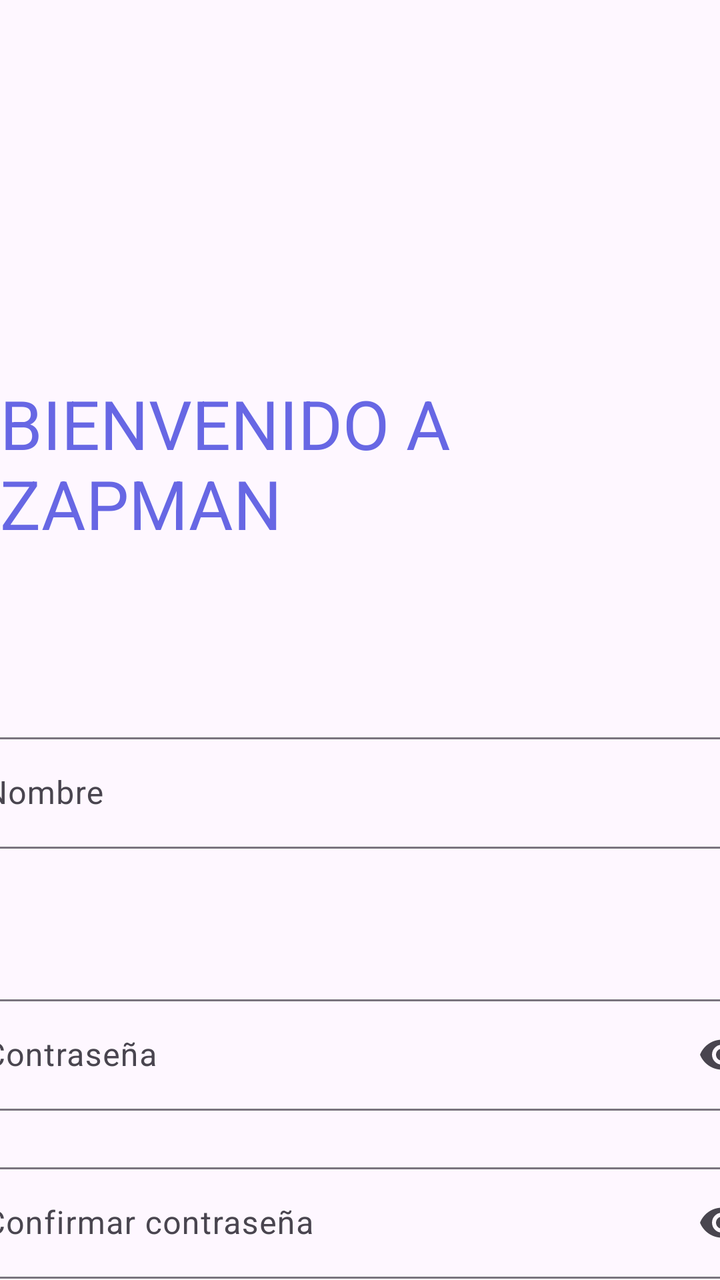
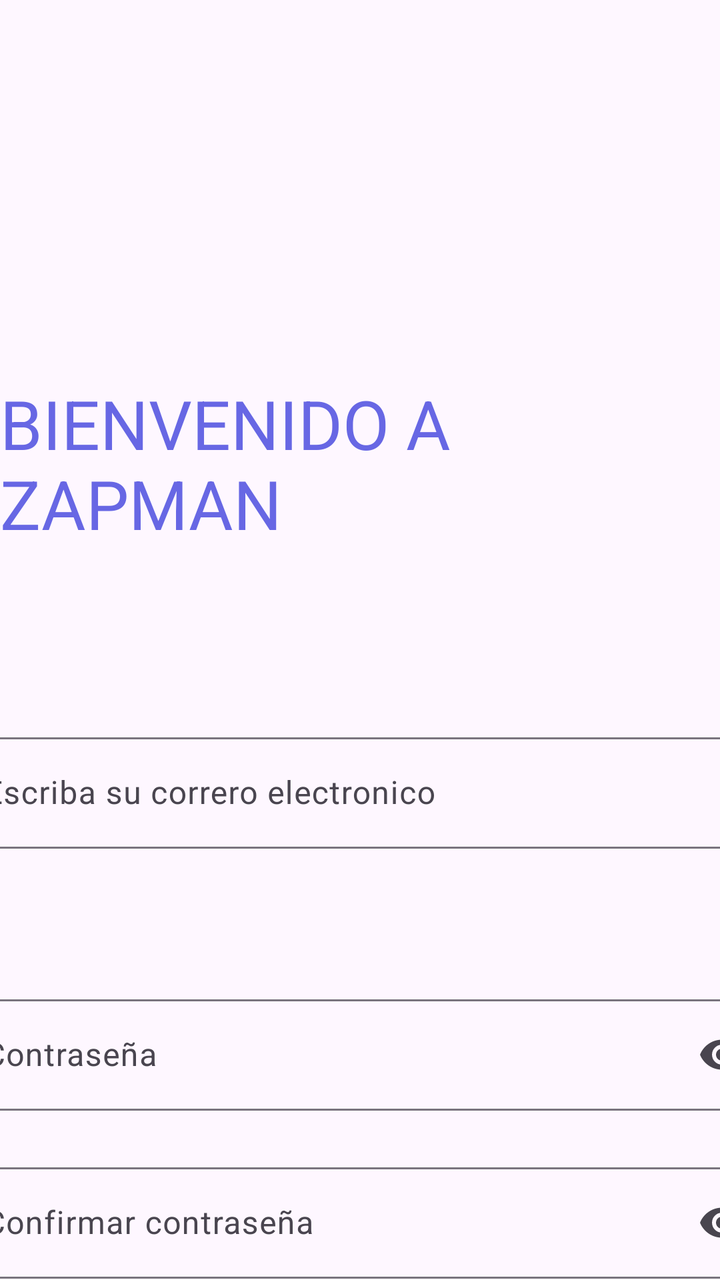

Two renders of the same Android screen: before a commit and after it. Below are the layout's source before the change and the commit's diff.
<!-- AndroidManifest.xml: application theme Theme.PruebaTarea -->
<!-- res/layout/fragment_registro.xml -->
<?xml version="1.0" encoding="utf-8"?>
<androidx.constraintlayout.widget.ConstraintLayout xmlns:android="http://schemas.android.com/apk/res/android"
    xmlns:app="http://schemas.android.com/apk/res-auto"
    xmlns:tools="http://schemas.android.com/tools"
    android:layout_width="match_parent"
    android:layout_height="match_parent">

    <TextView
        android:id="@+id/txtbienvenida"
        android:layout_width="wrap_content"
        android:layout_height="wrap_content"
        android:layout_marginTop="189dp"
        android:text="@string/bienvenido_a_zapman"
        android:textColor="#6767E4"
        android:textSize="34sp"
        app:layout_constraintEnd_toEndOf="parent"
        app:layout_constraintStart_toStartOf="parent"
        app:layout_constraintTop_toTopOf="parent" />

    <com.google.android.material.textfield.TextInputLayout
        android:id="@+id/TINOMBRE"
        android:layout_width="409dp"
        android:layout_height="wrap_content"
        android:layout_marginStart="64dp"
        android:layout_marginTop="89dp"
        android:layout_marginEnd="64dp"
        app:layout_constraintEnd_toEndOf="parent"
        app:layout_constraintStart_toStartOf="parent"
        app:layout_constraintTop_toBottomOf="@+id/txtbienvenida">

        <com.google.android.material.textfield.TextInputEditText
            android:layout_width="match_parent"
            android:layout_height="wrap_content"
            android:hint="@string/nombre" />
    </com.google.android.material.textfield.TextInputLayout>

    <com.google.android.material.textfield.TextInputLayout
        android:id="@+id/TINCONTRA"
        android:layout_width="409dp"
        android:layout_height="wrap_content"
        android:layout_marginStart="64dp"
        android:layout_marginTop="70dp"
        android:layout_marginEnd="64dp"
        app:layout_constraintEnd_toEndOf="parent"
        app:layout_constraintStart_toStartOf="parent"
        app:layout_constraintTop_toBottomOf="@+id/TINOMBRE"
        app:endIconMode="password_toggle">

        <com.google.android.material.textfield.TextInputEditText
            android:inputType="textPassword"
            android:layout_width="match_parent"
            android:layout_height="match_parent"
            android:hint="@string/contrase_a" />
    </com.google.android.material.textfield.TextInputLayout>

    <com.google.android.material.textfield.TextInputLayout
        android:id="@+id/textInputLayout2"
        android:layout_width="409dp"
        android:layout_height="wrap_content"
        android:layout_marginTop="23dp"
        app:layout_constraintEnd_toEndOf="parent"
        app:layout_constraintStart_toStartOf="parent"
        app:layout_constraintTop_toBottomOf="@+id/TINCONTRA"
        app:endIconMode="password_toggle">

        <com.google.android.material.textfield.TextInputEditText
            android:inputType="textPassword"
            android:visibility="visible"
            android:layout_width="match_parent"
            android:layout_height="wrap_content"
            android:hint="@string/confirmar_contrase_a" />
    </com.google.android.material.textfield.TextInputLayout>

    <Button
        android:id="@+id/button"
        android:layout_width="wrap_content"
        android:layout_height="wrap_content"
        android:layout_marginTop="32dp"
        android:text="@string/terminar_registro"
        app:layout_constraintEnd_toEndOf="parent"
        app:layout_constraintStart_toStartOf="parent"
        app:layout_constraintTop_toBottomOf="@+id/textInputLayout2" />


</androidx.constraintlayout.widget.ConstraintLayout>
<!-- resources referenced by this layout -->
<resources>
  <string name="bienvenido_a_zapman">BIENVENIDO A ZAPMAN</string>
  <string name="confirmar_contrase_a">Confirmar contraseña</string>
  <string name="contrase_a">Contraseña</string>
  <string name="nombre">Nombre</string>
  <string name="terminar_registro">Registrarse</string>
  <style name="Theme.PruebaTarea" parent="Base.Theme.PruebaTarea" />
  <style name="Base.Theme.PruebaTarea" parent="Theme.Material3.DayNight.NoActionBar">
          
          
      </style>
</resources>

<!-- the commit's change to res/layout/fragment_registro.xml (unified diff, before → after) -->
@@ -29,9 +29,10 @@
         app:layout_constraintTop_toBottomOf="@+id/txtbienvenida">
 
         <com.google.android.material.textfield.TextInputEditText
+            android:id="@+id/correo"
             android:layout_width="match_parent"
             android:layout_height="wrap_content"
-            android:hint="@string/nombre" />
+            android:hint="@string/escriba_su_correro_electronico" />
     </com.google.android.material.textfield.TextInputLayout>
 
     <com.google.android.material.textfield.TextInputLayout
@@ -47,6 +48,7 @@
         app:endIconMode="password_toggle">
 
         <com.google.android.material.textfield.TextInputEditText
+            android:id="@+id/contrase"
             android:inputType="textPassword"
             android:layout_width="match_parent"
             android:layout_height="match_parent"
@@ -64,6 +66,7 @@
         app:endIconMode="password_toggle">
 
         <com.google.android.material.textfield.TextInputEditText
+            android:id="@+id/confirmarcontra"
             android:inputType="textPassword"
             android:visibility="visible"
             android:layout_width="match_parent"
<!-- resource entries referenced after the edit -->
@@ -3,7 +3,7 @@
   <string name="bienvenido_a_zapman">BIENVENIDO A ZAPMAN</string>
   <string name="confirmar_contrase_a">Confirmar contraseña</string>
   <string name="contrase_a">Contraseña</string>
-  <string name="nombre">Nombre</string>
+  <string name="escriba_su_correro_electronico">Escriba su correro electronico</string>
   <string name="terminar_registro">Registrarse</string>
   <style name="Theme.PruebaTarea" parent="Base.Theme.PruebaTarea" />
   <style name="Base.Theme.PruebaTarea" parent="Theme.Material3.DayNight.NoActionBar">
